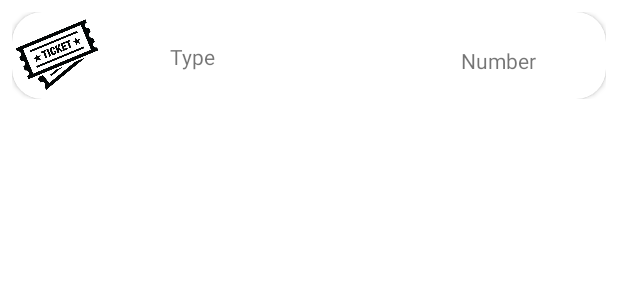
After one commit to andreasftk/CityConnect, an Android app built with Jetpack Compose: the layout item_user_bus_ticket.xml on its own in the app's theme, with its tools: preview values and no code run, on a phone screen of 412 x 824 dp. The commit adds this screen. Shown: the top 300 px of the screen. Run offline under Robolectric (Android 15) with nearby library versions, the phone set to English and light mode, and no system bars.

Commit message:
User Bus tickets

```diff
--- /dev/null
+++ b/code/app/src/main/res/layout/item_user_bus_ticket.xml
@@ -0,0 +1,53 @@
+<LinearLayout xmlns:android="http://schemas.android.com/apk/res/android"
+    xmlns:tools="http://schemas.android.com/tools"
+    android:layout_width="match_parent"
+    android:layout_height="wrap_content"
+    xmlns:app="http://schemas.android.com/apk/res-auto"
+    android:orientation="vertical"
+    android:padding="8dp">
+
+    <androidx.cardview.widget.CardView
+        android:layout_width="match_parent"
+        android:layout_height="58dp"
+        app:cardCornerRadius="20dp">
+
+        <androidx.constraintlayout.widget.ConstraintLayout
+            android:layout_width="377dp"
+            android:layout_height="match_parent">
+
+            <ImageView
+                android:id="@+id/imageView"
+                android:layout_width="60dp"
+                android:layout_height="match_parent"
+                app:layout_constraintBottom_toBottomOf="parent"
+                app:layout_constraintStart_toStartOf="parent"
+                app:srcCompat="@drawable/ticket" />
+
+            <TextView
+                android:id="@+id/type"
+                android:layout_width="wrap_content"
+                android:layout_height="wrap_content"
+                android:layout_marginStart="36dp"
+                android:layout_marginEnd="232dp"
+                android:text="Type"
+                app:layout_constraintBottom_toBottomOf="parent"
+                app:layout_constraintEnd_toEndOf="parent"
+                app:layout_constraintStart_toEndOf="@+id/imageView"
+                app:layout_constraintTop_toTopOf="parent"
+                app:layout_constraintVertical_bias="0.512" />
+
+            <TextView
+                android:id="@+id/number_tv"
+                android:layout_width="wrap_content"
+                android:layout_height="wrap_content"
+                android:layout_marginEnd="28dp"
+                android:text="Number"
+                app:layout_constraintBottom_toBottomOf="parent"
+                app:layout_constraintEnd_toEndOf="parent"
+                app:layout_constraintTop_toTopOf="parent"
+                app:layout_constraintVertical_bias="0.589" />
+        </androidx.constraintlayout.widget.ConstraintLayout>
+
+    </androidx.cardview.widget.CardView>
+
+</LinearLayout>
```
Also changed, not shown: code/app/src/main/java/cityconnnect/app/UserBusTicket.kt (added, +48 -0 lines), code/app/src/main/java/cityconnnect/app/UserBusTicketsAdapter.kt (added, +36 -0 lines), code/app/src/main/java/cityconnnect/app/data/ApiClient.kt (+10 -1 lines), code/app/src/main/java/cityconnnect/app/data/MyAPI.kt (+8 -0 lines), code/app/src/main/java/cityconnnect/app/ui/BuyTickets.kt (+39 -1 lines), code/app/src/main/res/layout/activity_buy_ticket.xml (+49 -34 lines), code/app/src/main/res/drawable/ticket.png (added).
